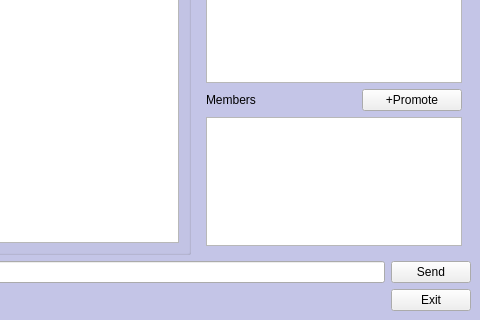
Before: the Qt Designer form chatScreen.ui in elroydsouza/MessagingApp-SDI, drawn with Qt 5; both pictures show x 270 to 750 and y 180 to 500 of the 750 by 500 pixel window.
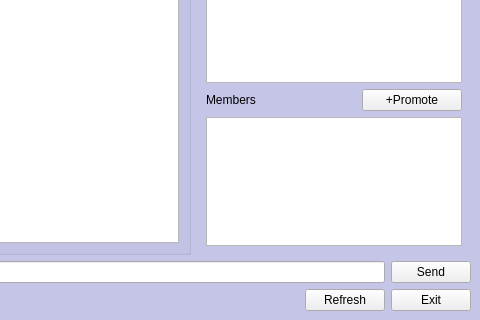
After: the same form once the commit is applied.

```diff
--- a/chatScreen.ui
+++ b/chatScreen.ui
@@ -270,6 +270,13 @@
         </property>
        </spacer>
       </item>
+      <item>
+       <widget class="QPushButton" name="buttonRefresh">
+        <property name="text">
+         <string>Refresh</string>
+        </property>
+       </widget>
+      </item>
       <item>
        <widget class="QPushButton" name="buttonExit">
         <property name="text">
```
